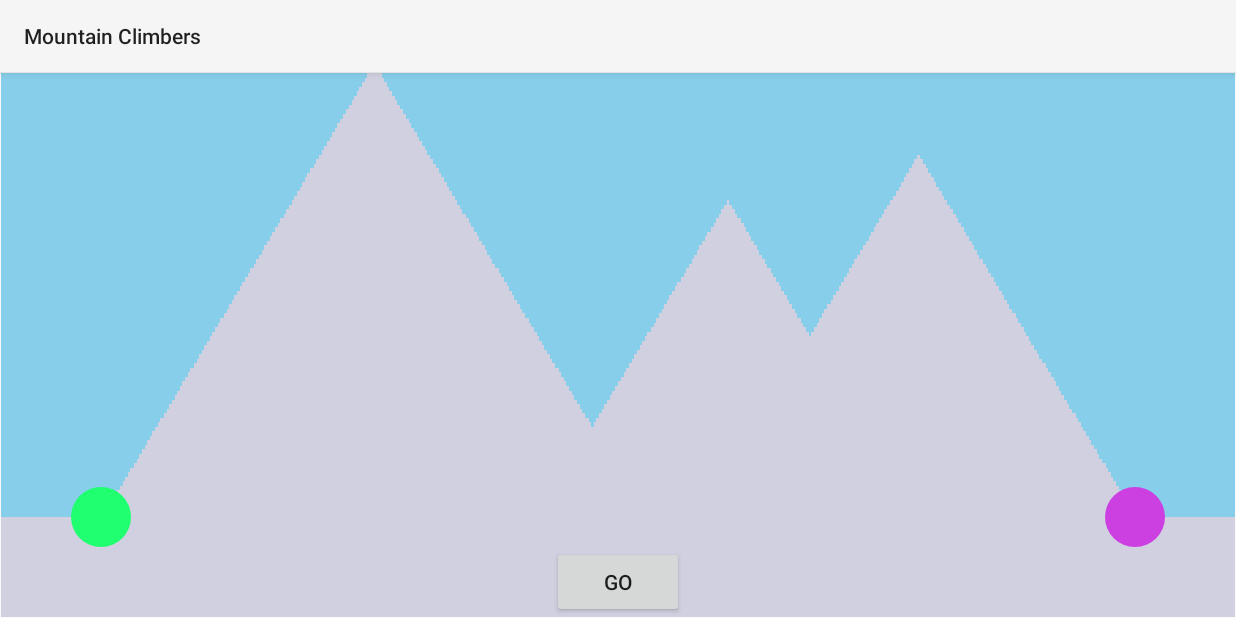
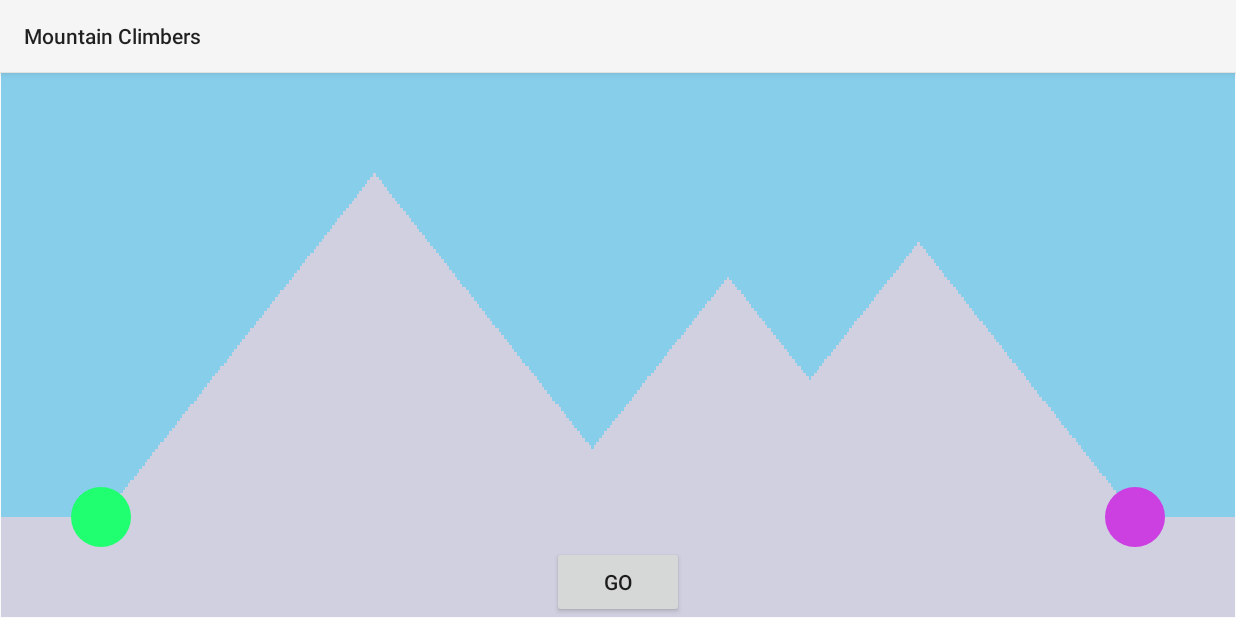
Before and after one commit to smjcrane/Mountain-Climbers, an Android app: the SeeMountain screen opened directly, with no data from a screen before it, on a phone screen of 824 x 412 dp (held sideways). Run offline under Robolectric (Android 15) with nearby library versions, the light colour scheme and no system bars.

Commit message:
built app and fiddled with padding

```diff
--- a/app/src/main/java/com/example/mountainclimbers/Mountain.java
+++ b/app/src/main/java/com/example/mountainclimbers/Mountain.java
@@ -30,10 +30,6 @@ public class Mountain {
 
     public int getMaxHeight(){
         return maxHeight;
-    }
-
-    public int getViewHeight(){
-        return maxHeight + 20;
     }
 
     public int getHeightAt(int x){
--- a/app/src/main/java/com/example/mountainclimbers/MountainView.java
+++ b/app/src/main/java/com/example/mountainclimbers/MountainView.java
@@ -64,9 +64,10 @@ public class MountainView extends View {
 
     public void drawClimbers(Canvas canvas){
         int width = getWidth() - 2 * padding;
+        int height = getHeight() - 2 * padding;
         for (MountainClimber climber : climbers){
             canvas.drawCircle(climber.getPosition() * width / mountain.getWidth() + padding,
-                    getHeight() - padding - mountain.getHeightAt(climber.getPosition()) * getHeight() / mountain.getViewHeight(),
+                    getHeight() - padding - mountain.getHeightAt(climber.getPosition()) * height / mountain.getMaxHeight(),
                     30, climberPaints.get(climber));
         }
     }
@@ -76,9 +77,10 @@ public class MountainView extends View {
             return;
         }
         int width = getWidth() - 2 * padding;
+        int height = getHeight() - 2 * padding;
         for (MountainClimber climber : climbers){
             int cx = climber.getPosition() * width / mountain.getWidth() + padding;
-            int cy = getHeight() - padding - this.mountain.getHeightAt(climber.getPosition())  * getHeight() / mountain.getViewHeight();
+            int cy = getHeight() - padding - this.mountain.getHeightAt(climber.getPosition())  * height / mountain.getMaxHeight();
             Drawable d = ContextCompat.getDrawable(this.context, R.drawable.arrow_left);
             d.setColorFilter(arrowFilter);
 
@@ -106,18 +108,17 @@ public class MountainView extends View {
     protected void onDraw(Canvas canvas) {
         super.onDraw(canvas);
         int x = 0;
-        int height = getHeight();
+        int height = getHeight() - 2 * padding;
         int width = getWidth() - 2 * padding;
-        canvas.drawRect(0,  height, width + 2 * padding, 0, skyPaint);
-        canvas.drawRect(0, height, padding, height - padding, mountainPaint);
-        canvas.drawRect(width + padding, height, width + 2 * padding, height - padding, mountainPaint);
+        canvas.drawRect(0,  getHeight(), getWidth(), 0, skyPaint);
+        canvas.drawRect(0, getHeight(), getWidth(), getHeight() - padding, mountainPaint);
         for (int i = 0; i < STEP_NUMBER; i++){
-            int y = mountain.getHeightAt(
-                    mountain.getWidth() * i / STEP_NUMBER) * height / mountain.getViewHeight();
+            int y = - padding + mountain.getHeightAt(
+                    mountain.getWidth() * i / STEP_NUMBER) * height / mountain.getMaxHeight();
             canvas.drawRect(i * width / STEP_NUMBER + padding,
-                    height,
+                    height + padding,
                     (i + 1) * width / STEP_NUMBER + padding,
-                    height - y - padding, mountainPaint);
+                    height - y, mountainPaint);
         }
         drawClimbers(canvas);
         drawDirections(canvas);
@@ -186,7 +187,7 @@ public class MountainView extends View {
                     int bestDistance = Integer.MAX_VALUE;
                     for (MountainClimber climber : climbers){
                         int cx = climber.getPosition() * getWidth() / mountain.getWidth();
-                        int cy = getHeight() - mountain.getHeightAt(climber.getPosition()) * getHeight() / mountain.getViewHeight();
+                        int cy = getHeight() - mountain.getHeightAt(climber.getPosition()) * getHeight() / mountain.getMaxHeight();
                         if (Math.abs(cx - x) + Math.abs(cy - y) < bestDistance){
                             bestClimber = climber;
                             bestDistance = (int) (Math.abs(cx - x) + Math.abs(cy - y));
@@ -203,7 +204,7 @@ public class MountainView extends View {
                     return false;
                 }
                 int cx = selectedClimber.getPosition() * getWidth() / mountain.getWidth();
-                int cy = getHeight() - mountain.getHeightAt(selectedClimber.getPosition()) * getHeight() / mountain.getViewHeight();
+                int cy = getHeight() - mountain.getHeightAt(selectedClimber.getPosition()) * getHeight() / mountain.getMaxHeight();
                 Log.d("MVIEW", cx + " " + cy + ", " + x + " " + y);
                 if (x > cx){
                     selectedClimber.setDirection(MountainClimber.Direction.RIGHT);
```
Also changed, not shown: 3 other files.
